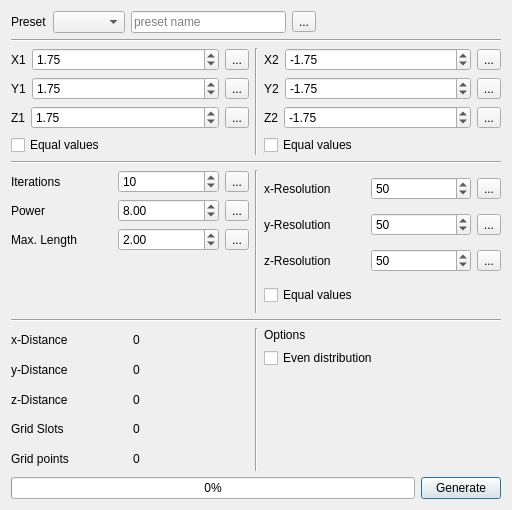
Above: mbulbwindow.ui from EVARATE/MandelbulbUI before the change. Below: the same form after it.
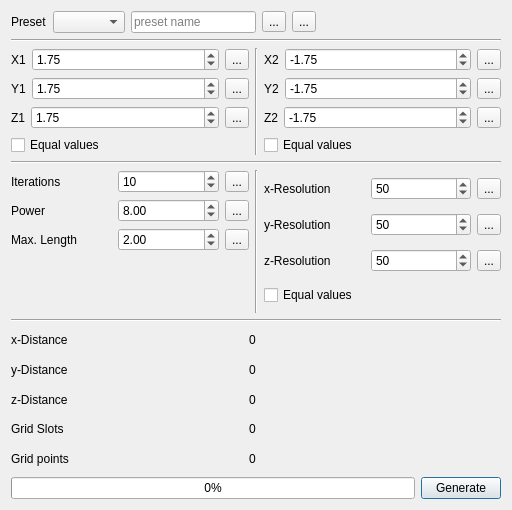
That is the form after the change. Icons and pictures are not drawn.

Commit message: More generator options

```diff
--- a/mbulbwindow.ui
+++ b/mbulbwindow.ui
@@ -57,6 +57,17 @@
            </property>
           </widget>
          </item>
+         <item>
+          <widget class="QToolButton" name="buttonDeletePreset">
+           <property name="text">
+            <string>...</string>
+           </property>
+           <property name="icon">
+            <iconset resource="resources.qrc">
+             <normaloff>:/icons/cil-trash.svg</normaloff>:/icons/cil-trash.svg</iconset>
+           </property>
+          </widget>
+         </item>
         </layout>
        </item>
        <item>
@@ -678,31 +689,7 @@
         </layout>
        </item>
        <item>
-        <widget class="Line" name="line_6">
-         <property name="orientation">
-          <enum>Qt::Vertical</enum>
-         </property>
-        </widget>
-       </item>
-       <item>
-        <layout class="QVBoxLayout" name="vL_options" stretch="0,0,0">
-         <item>
-          <widget class="QLabel" name="label_19">
-           <property name="text">
-            <string>Options</string>
-           </property>
-          </widget>
-         </item>
-         <item>
-          <widget class="QCheckBox" name="checkBox_equidistance">
-           <property name="toolTip">
-            <string>Adapt y-Resolution and z-Resolution so that x,y,z - distance is identical</string>
-           </property>
-           <property name="text">
-            <string>Even distribution</string>
-           </property>
-          </widget>
-         </item>
+        <layout class="QVBoxLayout" name="vL_options" stretch="0">
          <item>
           <spacer name="verticalSpacer">
            <property name="orientation">
```
The commit also changes 2 other files.
